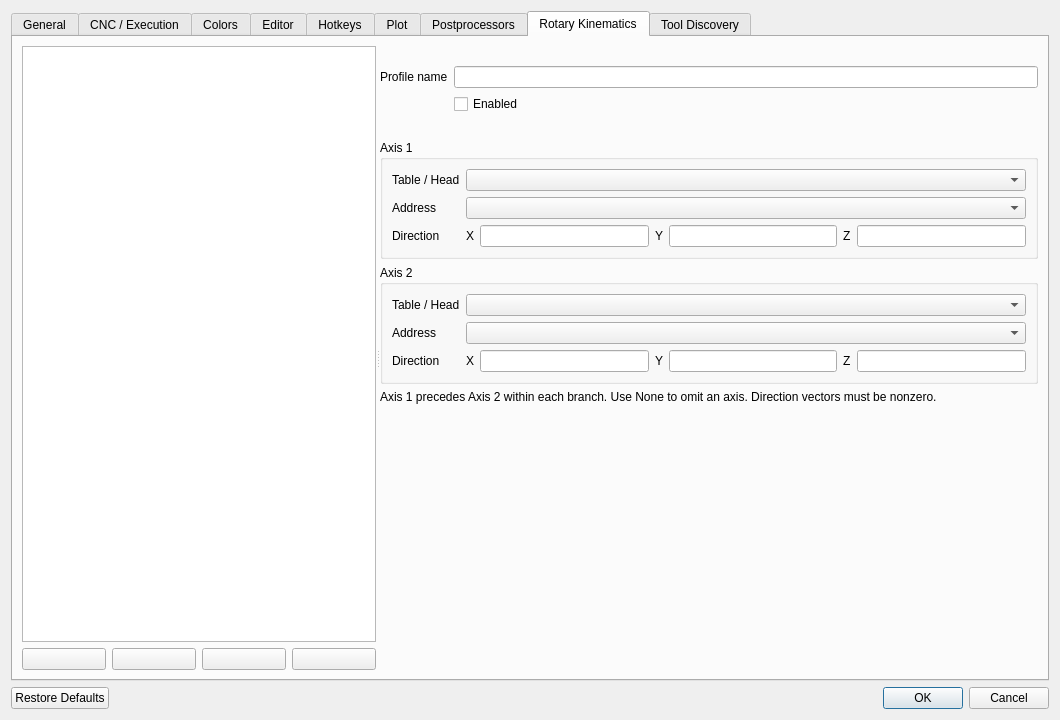
Qt form app/ui/generated/dialogs/options.ui (MaestroFusion360/easy_gcode_plot) before a commit.
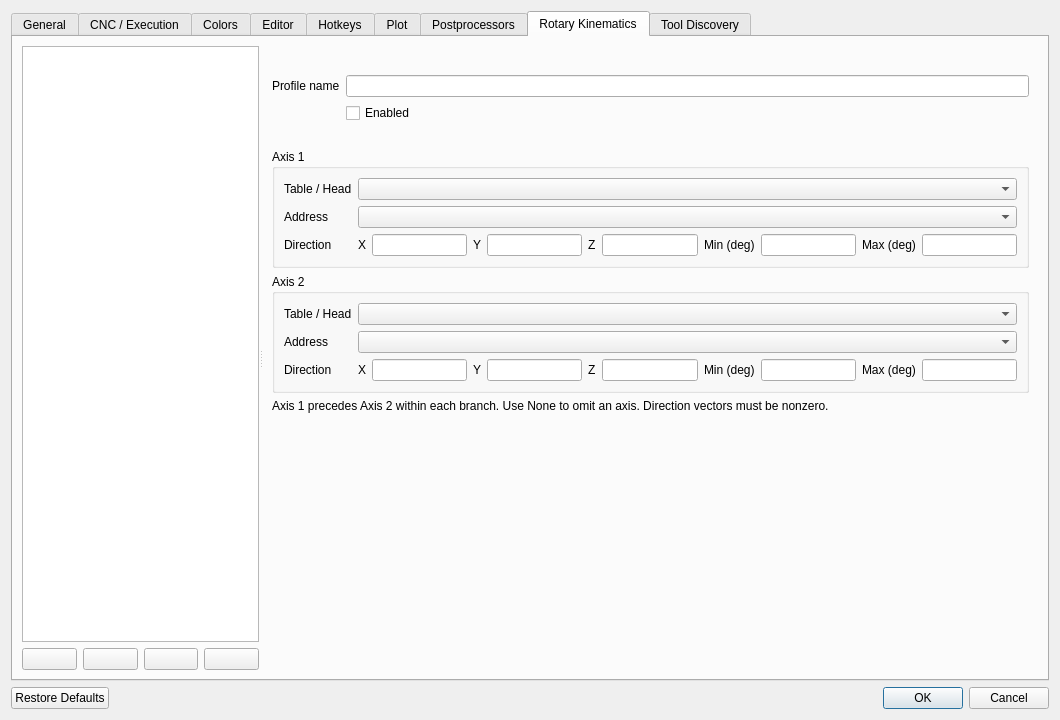
The same form after that commit. The open tabs and pages were chosen to show the change. Icons and pictures are not drawn.

Commit message: Add rotary axis limits

Patch:
```diff
--- a/app/ui/generated/dialogs/options.ui
+++ b/app/ui/generated/dialogs/options.ui
@@ -1070,6 +1070,18 @@
                                     </widget>
                                     <widget class="QWidget" name="rotaryProfileEditor">
                                         <layout class="QVBoxLayout" name="rotaryProfileEditorLayout">
+                                            <property name="leftMargin">
+                                                <number>9</number>
+                                            </property>
+                                            <property name="topMargin">
+                                                <number>9</number>
+                                            </property>
+                                            <property name="rightMargin">
+                                                <number>9</number>
+                                            </property>
+                                            <property name="bottomMargin">
+                                                <number>9</number>
+                                            </property>
                                             <item>
                                                 <widget class="QLabel" name="rotaryProfileIdLabel">
                                                     <property name="text">
@@ -1176,6 +1188,26 @@
                                                                 <item>
                                                                     <widget class="QLineEdit" name="rotaryZ1Edit" />
                                                                 </item>
+                                                                <item>
+                                                                    <widget class="QLabel" name="rotaryMin1Label">
+                                                                        <property name="text">
+                                                                            <string>Min (deg)</string>
+                                                                        </property>
+                                                                    </widget>
+                                                                </item>
+                                                                <item>
+                                                                    <widget class="QLineEdit" name="rotaryMin1Edit" />
+                                                                </item>
+                                                                <item>
+                                                                    <widget class="QLabel" name="rotaryMax1Label">
+                                                                        <property name="text">
+                                                                            <string>Max (deg)</string>
+                                                                        </property>
+                                                                    </widget>
+                                                                </item>
+                                                                <item>
+                                                                    <widget class="QLineEdit" name="rotaryMax1Edit" />
+                                                                </item>
                                                             </layout>
                                                         </item>
                                                     </layout>
@@ -1246,6 +1278,26 @@
                                                                 <item>
                                                                     <widget class="QLineEdit" name="rotaryZ2Edit" />
                                                                 </item>
+                                                                <item>
+                                                                    <widget class="QLabel" name="rotaryMin2Label">
+                                                                        <property name="text">
+                                                                            <string>Min (deg)</string>
+                                                                        </property>
+                                                                    </widget>
+                                                                </item>
+                                                                <item>
+                                                                    <widget class="QLineEdit" name="rotaryMin2Edit" />
+                                                                </item>
+                                                                <item>
+                                                                    <widget class="QLabel" name="rotaryMax2Label">
+                                                                        <property name="text">
+                                                                            <string>Max (deg)</string>
+                                                                        </property>
+                                                                    </widget>
+                                                                </item>
+                                                                <item>
+                                                                    <widget class="QLineEdit" name="rotaryMax2Edit" />
+                                                                </item>
                                                             </layout>
                                                         </item>
                                                     </layout>
```
Left out of the diff: 9 changed lines with no effect on the pictures. The commit also changes 18 other files.
